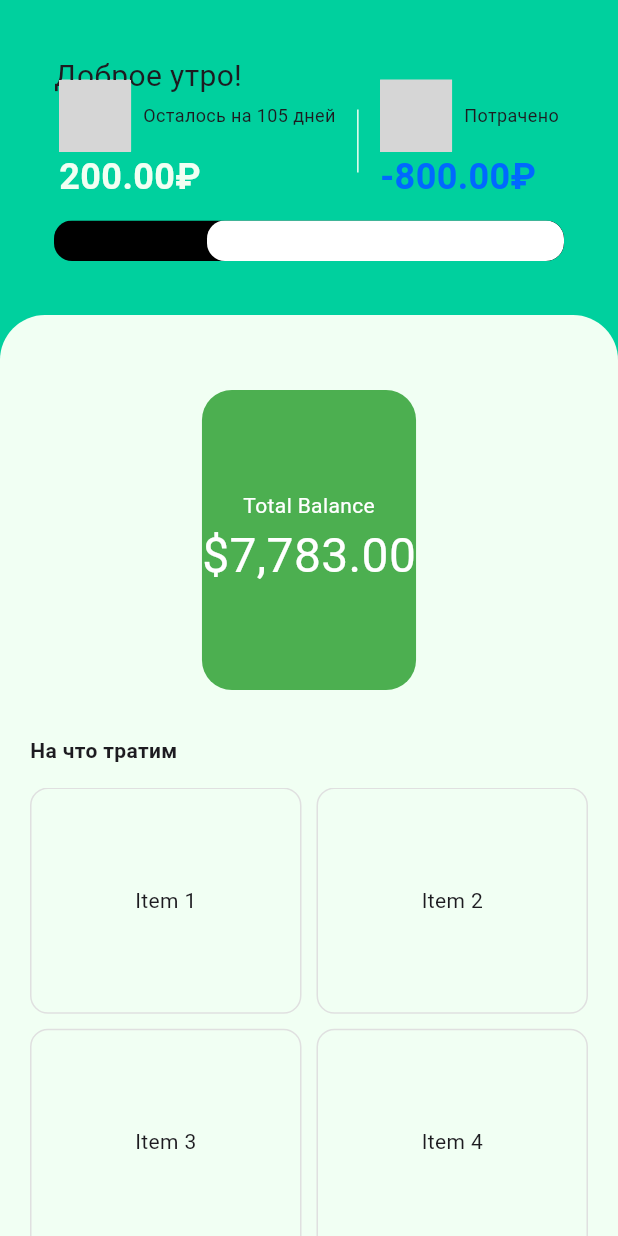
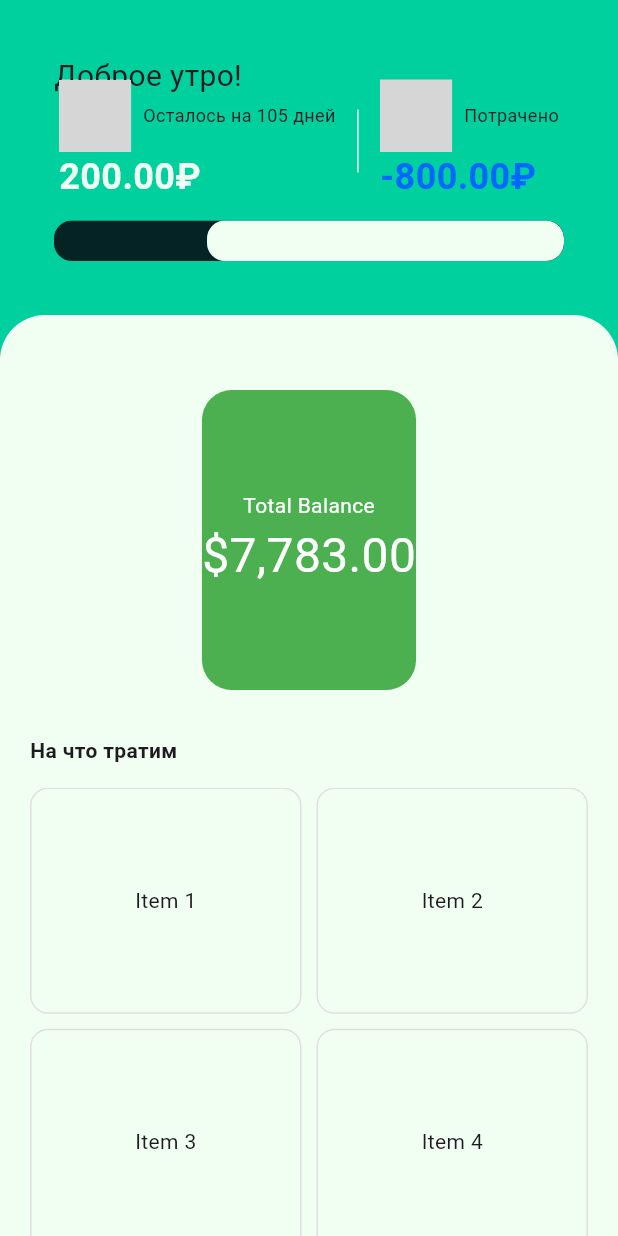
Before and after one commit to mb1shka/finance_management, a Flutter app: the screen it shows after launch, on a phone screen of 412 x 824 dp. Run offline on Flutter 3.47's test engine with Material 3 defaults, Android fonts, the phone set to English and light mode, and no system bars; our stand-ins replace flutter_svg; Roboto replaces fonts that are missing (Poppins-Regular); grey boxes are pictures that could not be loaded.

Commit message:
Update expense progress indicator ui

```diff
--- a/lib/screens/home/view/app_bar_expenses.dart
+++ b/lib/screens/home/view/app_bar_expenses.dart
@@ -45,10 +45,7 @@ class _RemainingBudget extends StatelessWidget {
           children: [
             SvgPicture.asset(AppIcons.income),
             const SizedBox(width: 8),
-            Text(
-              'Осталось на $daysRemaining $daysRemainingString',
-              style: AppTextStyles.text12Regular,
-            ),
+            Text('Осталось на $daysRemaining $daysRemainingString', style: AppTextStyles.text12Regular),
           ],
         ),
         Text('${money.toStringAsFixed(2)}₽', style: AppTextStyles.text24BoldWhite),
@@ -60,7 +57,7 @@ class _RemainingBudget extends StatelessWidget {
     switch (daysRemaining) {
       case _ when daysRemaining % 10 == 1:
         return 'день';
-      case _ when [2,3,4].contains(daysRemaining % 10):
+      case _ when [2, 3, 4].contains(daysRemaining % 10):
         return 'дня';
       default:
         return 'дней';
@@ -82,10 +79,7 @@ class _AlreadySpent extends StatelessWidget {
           children: [
             SvgPicture.asset(AppIcons.expense),
             const SizedBox(width: 8),
-            Text(
-              'Потрачено',
-              style: AppTextStyles.text12Regular,
-            ),
+            Text('Потрачено', style: AppTextStyles.text12Regular),
           ],
         ),
         Text('-${money.toStringAsFixed(2)}₽', style: AppTextStyles.text24BoldOceanBlue),
@@ -97,36 +91,26 @@ class _AlreadySpent extends StatelessWidget {
 class _ExpenseProgressIndicator extends StatelessWidget {
   final double percentsRemaining;
 
-  const _ExpenseProgressIndicator({
-    required this.percentsRemaining,
-  }) : assert(percentsRemaining >= 0 && percentsRemaining <= 100);
+  const _ExpenseProgressIndicator({required this.percentsRemaining})
+    : assert(percentsRemaining >= 0 && percentsRemaining <= 100);
 
   @override
   Widget build(BuildContext context) {
     return SizedBox(
       height: 27,
       child: ClipRRect(
-        borderRadius: BorderRadius.circular(12),
+        borderRadius: BorderRadius.circular(AppRadiuses.l),
         child: Stack(
           children: [
-            // Белый фон (вся полоска)
-            Container(
-              color: Colors.black,
-            ),
-            // Черный прогресс
+            Container(color: AppColors.fenceGreen),
             Align(
               alignment: Alignment.centerRight,
               child: FractionallySizedBox(
                 widthFactor: percentsRemaining / 100,
                 child: Container(
                   decoration: BoxDecoration(
-                    color: Colors.white,
-                    borderRadius: BorderRadius.only(
-                      topLeft: Radius.circular(12),
-                      bottomLeft: Radius.circular(12),
-                      topRight: Radius.circular(12),
-                      bottomRight: Radius.circular(12),
-                    ),
+                    color: AppColors.honeyDrew,
+                    borderRadius: BorderRadius.all(Radius.circular(AppRadiuses.l)),
                   ),
                 ),
               ),
```
